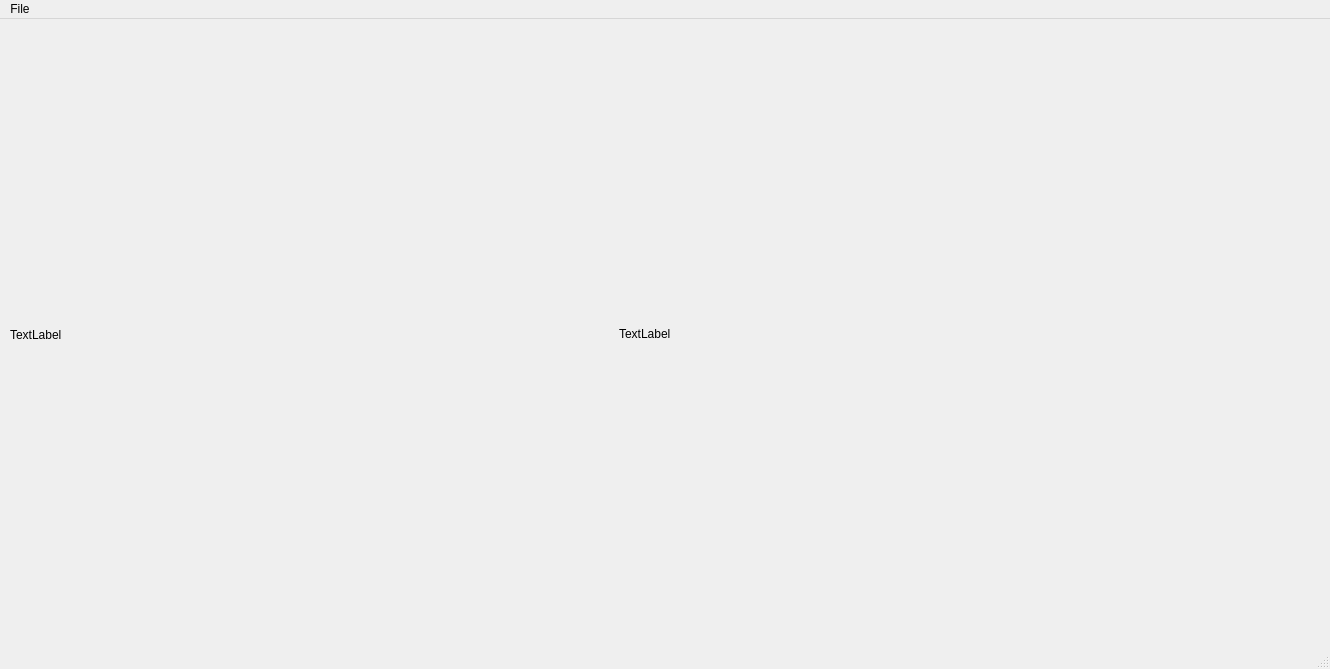
Above: lab3/nienazwany/mainwindow.ui from vinograpsov/Grafika_UMCS before the change. Below: the same form after it.
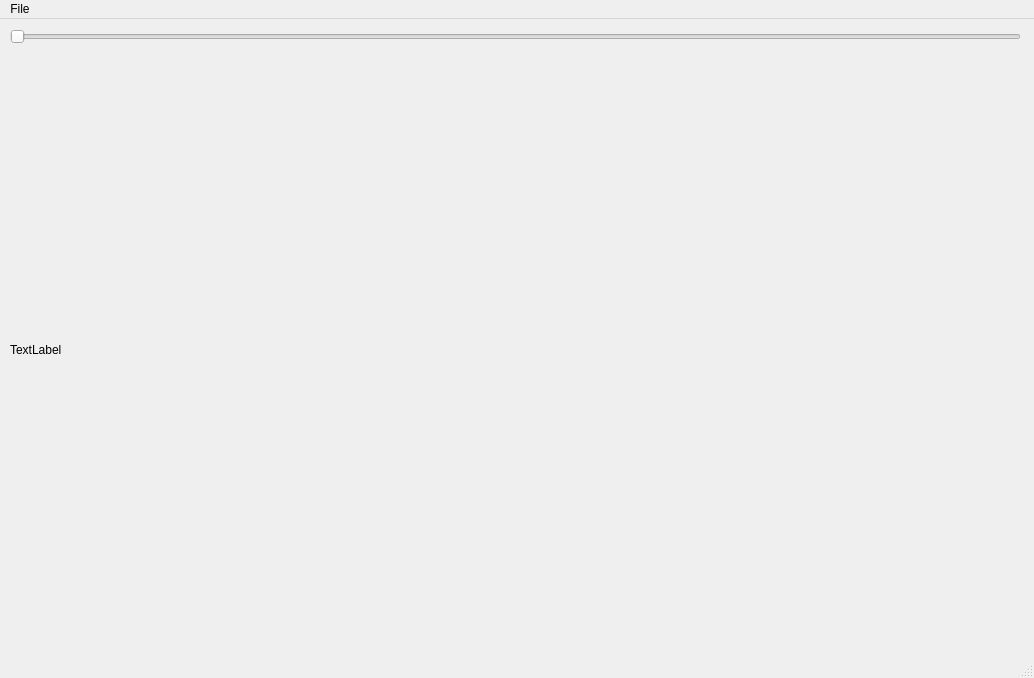
That is the form after the change.

Patch:
```diff
--- a/lab3/nienazwany/mainwindow.ui
+++ b/lab3/nienazwany/mainwindow.ui
@@ -6,8 +6,8 @@
    <rect>
     <x>0</x>
     <y>0</y>
-    <width>1330</width>
-    <height>669</height>
+    <width>1034</width>
+    <height>678</height>
    </rect>
   </property>
   <property name="windowTitle">
@@ -19,11 +19,18 @@
      <rect>
       <x>10</x>
       <y>10</y>
-      <width>591</width>
-      <height>611</height>
+      <width>1011</width>
+      <height>621</height>
      </rect>
     </property>
     <layout class="QVBoxLayout" name="verticalLayout">
+     <item>
+      <widget class="QSlider" name="horizontalSlider">
+       <property name="orientation">
+        <enum>Qt::Horizontal</enum>
+       </property>
+      </widget>
+     </item>
      <item>
       <widget class="QLabel" name="image">
        <property name="text">
@@ -33,33 +40,14 @@
      </item>
     </layout>
    </widget>
-   <widget class="QWidget" name="verticalLayoutWidget_2">
-    <property name="geometry">
-     <rect>
-      <x>619</x>
-      <y>9</y>
-      <width>701</width>
-      <height>611</height>
-     </rect>
-    </property>
-    <layout class="QVBoxLayout" name="verticalLayout_2">
-     <item>
-      <widget class="QLabel" name="border_image">
-       <property name="text">
-        <string>TextLabel</string>
-       </property>
-      </widget>
-     </item>
-    </layout>
-   </widget>
   </widget>
   <widget class="QMenuBar" name="menubar">
    <property name="geometry">
     <rect>
      <x>0</x>
      <y>0</y>
-     <width>1330</width>
-     <height>21</height>
+     <width>1034</width>
+     <height>22</height>
     </rect>
    </property>
    <widget class="QMenu" name="menuopen">
```
